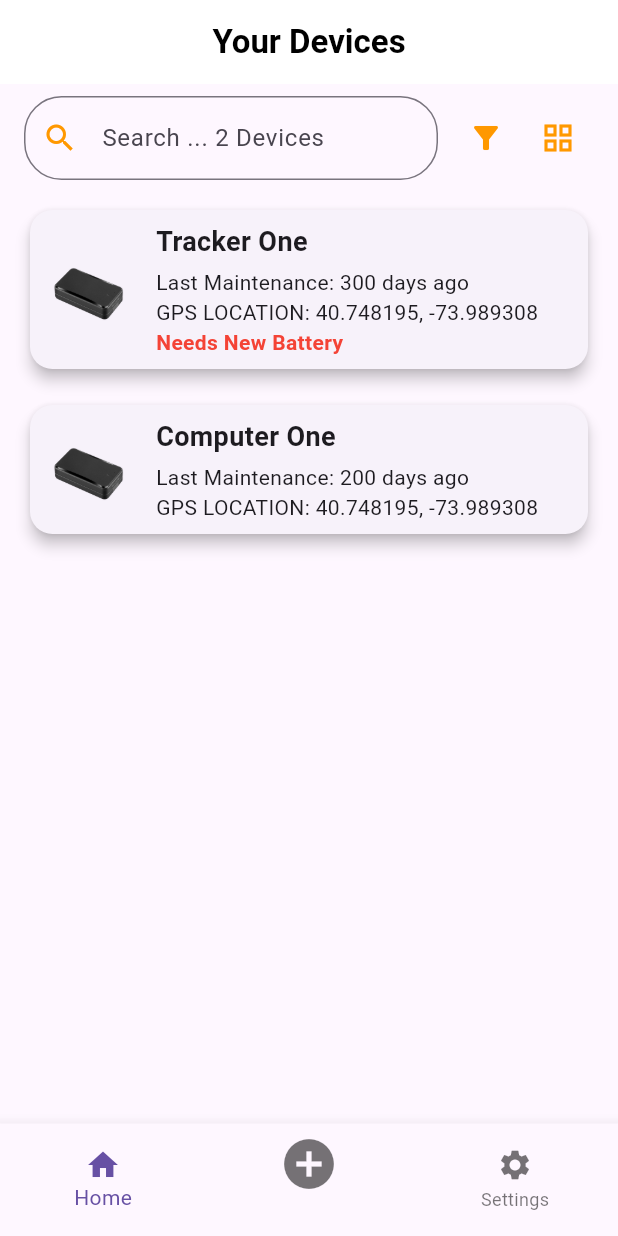
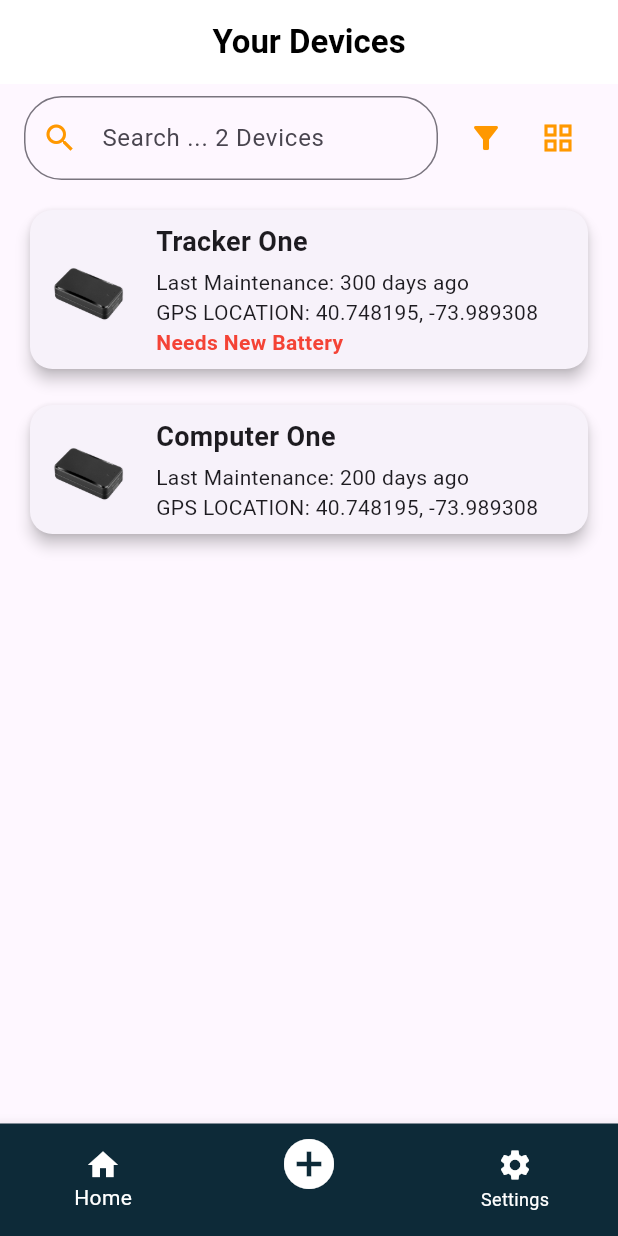
Before and after one commit to Niko-PL/Comp2003Project, a Flutter app: the screen it shows after launch, on a phone screen of 412 x 824 dp. Run offline on Flutter 3.47's test engine with Material 3 defaults, Android fonts, the phone set to English and light mode, and no system bars.

Commit message:
Pressable buttons

```diff
--- a/Flutter/MainProject/iotproject/lib/main.dart
+++ b/Flutter/MainProject/iotproject/lib/main.dart
@@ -52,7 +52,7 @@ class DevicesPage extends StatelessWidget {
                 ),
                 IconButton(
                   icon: const Icon(Icons.grid_view, color: Colors.orange),
-                  onPressed: () {},
+                  onPressed: () {print("Grid view button tapped");},
                 ),
               ],
             ),
@@ -62,21 +62,35 @@ class DevicesPage extends StatelessWidget {
           Expanded(
             child: ListView(
               children: [
-                DeviceCard(
+
+                InkWell(
+                onTap: () {
+                  print('Device tapped');
+                },
+
+                child: DeviceCard(
                   imagePath: 'assests/TestImages/TestGpsImage.png',
                   title: 'Tracker One',
                   lastMaintenance: '300 days ago',
                   gpsLocation: '40.748195, -73.989308',
                   status: 'Needs New Battery',
                   statusColor: Colors.red,
+
+                  ),
                 ),
-                DeviceCard(
+                InkWell(
+                onTap: () {
+                  print('Device tapped');
+                },
+
+                child: DeviceCard(
                   imagePath: 'assests/TestImages/TestGpsImage.png',
                   title: 'Computer One',
                   lastMaintenance: '200 days ago',
                   gpsLocation: '40.748195, -73.989308',
                   status: '',
                   statusColor: Colors.transparent,
+                  ),
                 ),
               ],
             ),
@@ -86,6 +100,9 @@ class DevicesPage extends StatelessWidget {
 
       // Bottom Navigation Bar
       bottomNavigationBar: BottomNavigationBar(
+        backgroundColor: const Color.fromARGB(255, 13, 42, 56),
+        unselectedItemColor: Colors.white,
+        selectedItemColor: Colors.white,
         items: const [
           BottomNavigationBarItem(
             icon: Icon(Icons.home),
@@ -113,6 +130,7 @@ class DeviceCard extends StatelessWidget {
   final String status;
   final Color statusColor;
 
+
   DeviceCard({
     required this.imagePath,
     required this.title,
@@ -120,6 +138,7 @@ class DeviceCard extends StatelessWidget {
     required this.gpsLocation,
     required this.status,
     required this.statusColor,
+
   });
 
   @override
```
